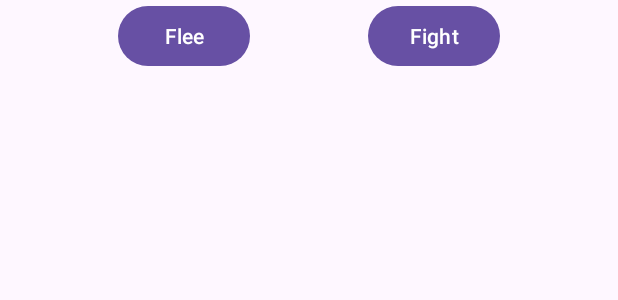
After one commit to NikolaChachev/NBU, an Android app: the layout fragment_encounter.xml on its own in the app's theme, with its tools: preview values and no code run, on a phone screen of 412 x 824 dp. The commit adds this screen. Shown: the top 300 px of the screen. Run offline under Robolectric (Android 15) with nearby library versions, the phone set to English and light mode, and no system bars.

Commit message:
Implement encounter functionality

```diff
--- a/app/src/main/java/com/example/nbu/MainActivity.java
+++ b/app/src/main/java/com/example/nbu/MainActivity.java
@@ -8,7 +8,7 @@ import com.example.nbu.databinding.ActivityMainBinding;
 import com.example.nbu.mvvm.activity.AbstractActivity;
 import com.example.nbu.mvvm.vm.EmptyViewModel;
 import com.example.nbu.presentation.character.Adventurer;
-import com.example.nbu.presentation.combat.CombatFragment;
+import com.example.nbu.presentation.combat.encounter.EncounterFragment;
 import com.example.nbu.presentation.inventory.InventoryFragment;
 import com.example.nbu.service.data.SharedCharacterViewModel;
 
@@ -28,7 +28,7 @@ public class MainActivity extends AbstractActivity<ActivityMainBinding, EmptyVie
             openView(InventoryFragment.class, null);
         });
         sharedViewModel = new ViewModelProvider(this).get(SharedCharacterViewModel.class);
-        openView(CombatFragment.class, null);
+        openView(EncounterFragment.class, null);
         binding.mainButton.setOnClickListener(l -> {
 
         });
--- a/app/src/main/java/com/example/nbu/presentation/character/Adventurer.java
+++ b/app/src/main/java/com/example/nbu/presentation/character/Adventurer.java
@@ -14,7 +14,7 @@ public class Adventurer extends BaseCharacter {
     }
 
     public static void initializeAdventurer(String name) {
-        instance = new Adventurer(name, 1, 120.d, 0, 50, 1, 1, 5);
+        instance = new Adventurer(name, 1, 120.d, 0, 50, 1, 100, 5);
     }
 
     public static Adventurer getInstance() {
--- a/app/src/main/java/com/example/nbu/presentation/combat/CombatFragment.java
+++ b/app/src/main/java/com/example/nbu/presentation/combat/CombatFragment.java
@@ -88,7 +88,7 @@ public class CombatFragment extends AbstractFragment<FragmentCombatBinding, Comb
 
     @Override
     protected int getViewModelResId() {
-        return BR.EmptyVM;
+        return BR.combatVM;
     }
 
     @Override
--- a/app/src/main/java/com/example/nbu/presentation/combat/CombatStatus.java
+++ b/app/src/main/java/com/example/nbu/presentation/combat/CombatStatus.java
@@ -1,5 +1,5 @@
 package com.example.nbu.presentation.combat;
 
 public enum CombatStatus {
-    ENCOUNTER, IN_PROGRESS, VICTORY, DEFEAT
+    FAILED_FLEE, SUCCESSFUL_FLEE, ENCOUNTER, IN_PROGRESS, VICTORY, DEFEAT
 }
--- /dev/null
+++ b/app/src/main/res/layout/fragment_encounter.xml
@@ -0,0 +1,56 @@
+<?xml version="1.0" encoding="utf-8"?>
+<layout xmlns:app="http://schemas.android.com/apk/res-auto">
+
+    <data>
+
+        <variable
+            name="combatVM"
+            type="com.example.nbu.presentation.combat.CombatViewModel" />
+    </data>
+
+    <androidx.constraintlayout.widget.ConstraintLayout xmlns:android="http://schemas.android.com/apk/res/android"
+        android:layout_width="match_parent"
+        android:layout_height="match_parent">
+
+        <TextView
+            android:id="@+id/encounter_enemy_title"
+            android:layout_width="wrap_content"
+            android:layout_height="wrap_content"
+            app:layout_constraintTop_toBottomOf="@id/encounter_flee_combat"
+            app:layout_constraintStart_toStartOf="parent"
+            app:layout_constraintEnd_toEndOf="parent"
+            android:text="@{combatVM.encounterText}"
+            android:layout_marginTop="16dp"
+            android:textSize="18sp"
+            />
+
+        <Button
+            android:id="@+id/encounter_flee_combat"
+            android:layout_width="wrap_content"
+            android:layout_height="wrap_content"
+            app:layout_constraintTop_toTopOf="parent"
+            app:layout_constraintStart_toStartOf="parent"
+            app:layout_constraintEnd_toStartOf="@id/encounter_start_combat_button"
+            android:text="Flee"
+            />
+
+        <Button
+            android:id="@+id/encounter_start_combat_button"
+            android:layout_width="wrap_content"
+            android:layout_height="wrap_content"
+            app:layout_constraintTop_toTopOf="parent"
+            app:layout_constraintEnd_toEndOf="parent"
+            app:layout_constraintStart_toEndOf="@id/encounter_flee_combat"
+            android:text="Fight"
+            />
+
+        <TextView
+            android:id="@+id/encounter_enemy_description"
+            android:layout_width="match_parent"
+            android:layout_height="wrap_content"
+            app:layout_constraintTop_toBottomOf="@id/encounter_enemy_title"
+            app:layout_constraintStart_toStartOf="parent"
+            android:textAlignment="center"
+            />
+    </androidx.constraintlayout.widget.ConstraintLayout>
+</layout>
--- a/app/src/main/res/values/strings.xml
+++ b/app/src/main/res/values/strings.xml
@@ -2,4 +2,6 @@
     <string name="app_name">NBU</string>
     <string name="fragment_combat_next_round_button_text">Next Round</string>
     <string name="fragment_combat_skip_battle_button_text">Skip Battle</string>
+    <string name="encounter_dialog_continue_button">Continue</string>
+    <string name="encounter_dialog_return_to_town_button">To Town</string>
 </resources>
```
Also changed, not shown: app/src/main/java/com/example/nbu/mvvm/fragment/AbstractFragment.java (+4 -3 lines), app/src/main/java/com/example/nbu/presentation/character/Enemy.java (+9 -1 lines), app/src/main/java/com/example/nbu/presentation/combat/CombatViewModel.java (+87 -3 lines), app/src/main/java/com/example/nbu/presentation/combat/Util.java (added, +39 -0 lines), app/src/main/java/com/example/nbu/presentation/combat/encounter/EncounterDialog.java (added, +41 -0 lines), app/src/main/java/com/example/nbu/presentation/combat/encounter/EncounterFragment.java (added, +78 -0 lines), app/src/main/res/layout/fragment_combat.xml (+4 -3 lines).
